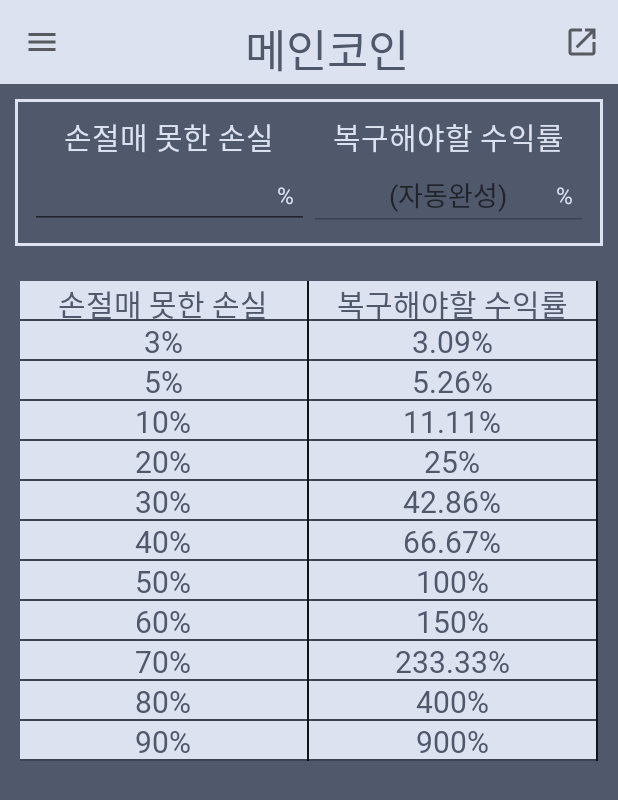
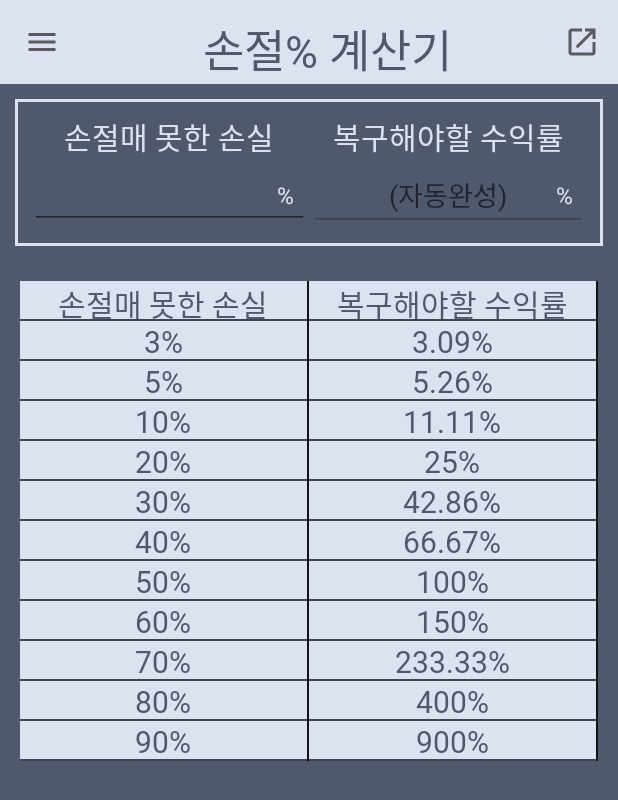
Before and after one commit to jmseb3/app_coin, an Android app: the fragment GraphFragment placed in its activity, on a phone screen of 412 x 824 dp. Shown: the top 800 px of the screen. Run offline under Robolectric (Android 15) with nearby library versions, the phone set to English and light mode, and no system bars; our stand-ins replace AdMob, Room's generated code; 4 statements that could not run were skipped.

Commit message:
수정
nullpoint에러 예외처리

```diff
--- a/coin/app/build.gradle
+++ b/coin/app/build.gradle
@@ -12,8 +12,8 @@ android {
         applicationId "com.wonddak.coinaverage"
         minSdkVersion 24
         targetSdkVersion 30
-        versionCode 10
-        versionName "3.3"
+        versionCode 11
+        versionName "3.4"
 
         testInstrumentationRunner "androidx.test.runner.AndroidJUnitRunner"
     }
--- a/coin/app/src/main/java/com/wonddak/coinaverage/GraphFragment.kt
+++ b/coin/app/src/main/java/com/wonddak/coinaverage/GraphFragment.kt
@@ -24,6 +24,7 @@ class GraphFragment : Fragment() {
         savedInstanceState: Bundle?
     ): View? {
         binding = FragmentGraphBinding.inflate(inflater, container, false)
+        mainActivity!!.binding.mainTitle.text ="손절% 계산기"
         val dec = DecimalFormat("###.00")
         val itemList = listOf<String>(
             "손절매 못한 손실", "복구해야할 수익률",
--- a/coin/app/src/main/java/com/wonddak/coinaverage/MainFragment.kt
+++ b/coin/app/src/main/java/com/wonddak/coinaverage/MainFragment.kt
@@ -53,11 +53,16 @@ class MainFragment : Fragment() {
         GlobalScope.launch(Dispatchers.IO) {
             var name = db.dbDao().getCoinInfoNameById(iddata)
             launch(Dispatchers.Main) {
-                mainActivity!!.binding.mainTitle.text = name
+                try {
+                    mainActivity!!.binding.mainTitle.text = name
+                } catch (e:NullPointerException){
+
+                }
+
             }
         }
 
-        db.dbDao().getCoinDetailById(iddata).observe(this, Observer {
+        db.dbDao().getCoinDetailById(iddata).observe(viewLifecycleOwner, Observer {
 
             adapter = coinRecylcerAdapter(requireContext(), it, dec, mainActivity!!, prefs)
             binding.coinrecycler.adapter = adapter
--- a/coin/app/src/main/java/com/wonddak/coinaverage/SplashActivity.kt
+++ b/coin/app/src/main/java/com/wonddak/coinaverage/SplashActivity.kt
@@ -17,13 +17,8 @@ class SplashActivity : AppCompatActivity() {
         setContentView(binding.root)
 
         Handler(Looper.getMainLooper()).postDelayed({
-            // This method will be executed once the timer is over
-            // Start your app main activity
-
             startActivity(Intent(this, MainActivity::class.java))
             overridePendingTransition(0,0)
-
-            // close this activity
             finish()
         }, SPLASH_TIME_OUT)
     }
--- a/coin/app/src/main/res/menu/main_navigtionmenu.xml
+++ b/coin/app/src/main/res/menu/main_navigtionmenu.xml
@@ -16,7 +16,7 @@
             <item
                 android:id="@+id/nav_graph"
                 android:icon="@drawable/ic_baseline_bar_chart_24"
-                android:title="손절% 복구표" />
+                android:title="손절% 계산기" />
             <item
                 android:id="@+id/nav_setting"
                 android:icon="@drawable/ic_baseline_settings_24"
```
